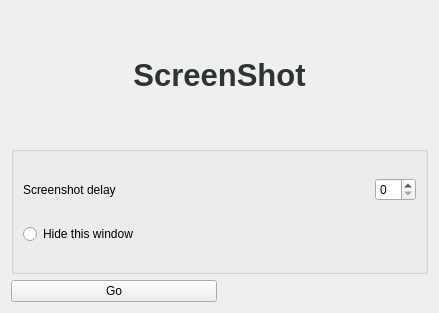
This is sources/Forms/formscreenshots.ui in jose94752/ClipEdit as Qt 5 draws it before an edit. The edited form follows.
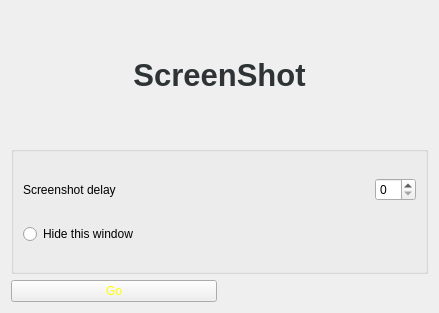
This is the edited form.

```diff
--- a/sources/Forms/formscreenshots.ui
+++ b/sources/Forms/formscreenshots.ui
@@ -85,6 +85,15 @@
    </item>
    <item row="2" column="0">
     <widget class="QPushButton" name="pushButton">
+     <property name="styleSheet">
+      <string notr="true">QPushButton
+{
+	color: yellow;
+	backgroud-color:  #27a9c3
+	border-whidth: 0px
+	border-raduis: 3px
+}</string>
+     </property>
      <property name="text">
       <string>Go</string>
      </property>
```
Left out of the diff: 8 changed lines with no effect on the pictures.
